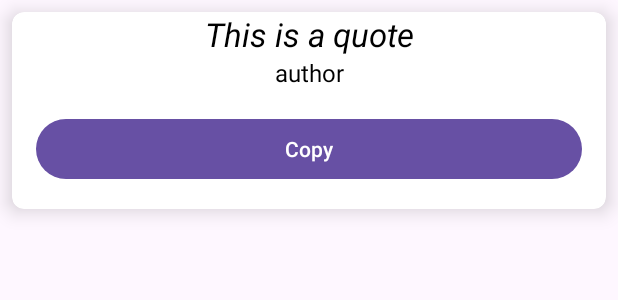
After one commit to aswinthomas/InspireMe_Android, an Android app: the layout list_quote.xml on its own in the app's theme, with its tools: preview values and no code run, on a phone screen of 412 x 824 dp. The commit adds this screen. Shown: the top 300 px of the screen. Run offline under Robolectric (Android 15) with nearby library versions, the phone set to English and light mode, and no system bars.

Commit message:
app draft with copy

```diff
--- a/app/build.gradle.kts
+++ b/app/build.gradle.kts
@@ -33,6 +33,10 @@ dependencies {
     implementation("androidx.appcompat:appcompat:1.6.1")
     implementation("com.google.android.material:material:1.8.0")
     implementation("androidx.constraintlayout:constraintlayout:2.1.4")
+
+    implementation("com.squareup.retrofit2:retrofit:2.9.0")
+    implementation("com.squareup.retrofit2:converter-gson:2.9.0")
+
     testImplementation("junit:junit:4.13.2")
     androidTestImplementation("androidx.test.ext:junit:1.1.5")
     androidTestImplementation("androidx.test.espresso:espresso-core:3.5.1")
--- a/app/src/main/AndroidManifest.xml
+++ b/app/src/main/AndroidManifest.xml
@@ -2,6 +2,7 @@
 <manifest xmlns:android="http://schemas.android.com/apk/res/android"
     xmlns:tools="http://schemas.android.com/tools">
 
+    <uses-permission android:name="android.permission.INTERNET"/>
     <application
         android:allowBackup="true"
         android:dataExtractionRules="@xml/data_extraction_rules"
--- /dev/null
+++ b/app/src/main/java/com/aswindev/inspireme/CopyListener.java
@@ -0,0 +1,5 @@
+package com.aswindev.inspireme;
+
+public interface CopyListener {
+    void onCopyClicked(String text);
+}
--- /dev/null
+++ b/app/src/main/res/layout/list_quote.xml
@@ -0,0 +1,41 @@
+<?xml version="1.0" encoding="utf-8"?>
+<androidx.cardview.widget.CardView xmlns:android="http://schemas.android.com/apk/res/android"
+    android:layout_width="match_parent"
+    android:layout_height="wrap_content"
+    xmlns:app="http://schemas.android.com/apk/res-auto"
+    app:cardBackgroundColor="@color/white"
+    app:cardCornerRadius="8dp"
+    app:cardElevation="8dp"
+    android:layout_margin="8dp">
+
+    <LinearLayout
+        android:orientation="vertical"
+        android:layout_width="match_parent"
+        android:layout_height="wrap_content">
+        <TextView
+            android:id="@+id/textView_quote"
+            android:text="This is a quote"
+            android:textAlignment="center"
+            android:textSize="22sp"
+            android:textColor="@color/black"
+            android:textStyle="italic"
+            android:layout_width="match_parent"
+            android:layout_height="wrap_content"/>
+        <TextView
+            android:id="@+id/textView_author"
+            android:text="author"
+            android:textAlignment="center"
+            android:textSize="16sp"
+            android:textColor="@color/black"
+            android:textStyle="normal"
+            android:layout_width="match_parent"
+            android:layout_height="wrap_content"/>
+        <Button
+            android:id="@+id/button_copy"
+            android:text="Copy"
+            android:layout_margin="16sp"
+            android:layout_width="match_parent"
+            android:layout_height="wrap_content"/>
+    </LinearLayout>
+
+</androidx.cardview.widget.CardView>
```
Also changed, not shown: app/src/main/java/com/aswindev/inspireme/MainActivity.java (+50 -1 lines), app/src/main/java/com/aswindev/inspireme/QuoteRecyclerAdaptor.java (added, +61 -0 lines), app/src/main/java/com/aswindev/inspireme/QuoteResponse.java (added, +14 -0 lines), app/src/main/java/com/aswindev/inspireme/QuoteResponseListener.java (added, +8 -0 lines), app/src/main/java/com/aswindev/inspireme/RequestManager.java (added, +51 -0 lines), app/src/main/res/layout/activity_main.xml (+7 -10 lines).
